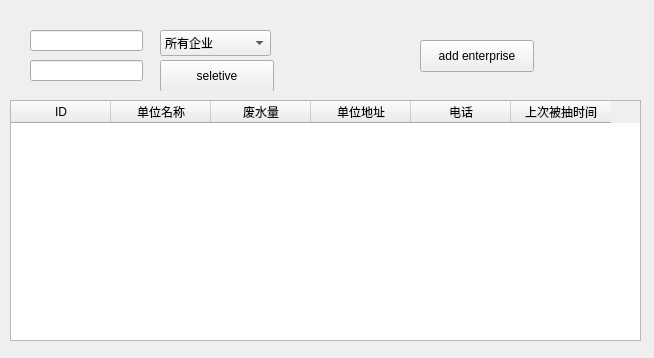
The window that mainwindow.ui (3642214/selective) describes before a commit, drawn with Qt 5.
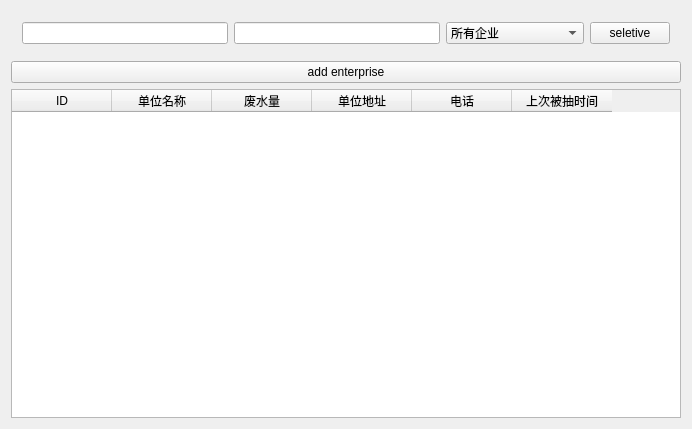
The same window after the commit.

```diff
--- a/mainwindow.ui
+++ b/mainwindow.ui
@@ -6,65 +6,26 @@
    <rect>
     <x>0</x>
     <y>0</y>
-    <width>654</width>
-    <height>358</height>
+    <width>692</width>
+    <height>429</height>
    </rect>
   </property>
   <property name="windowTitle">
    <string>MainWindow</string>
   </property>
   <widget class="QWidget" name="centralWidget">
+   <layout class="QVBoxLayout" name="verticalLayout">
+    <item>
    <widget class="QWidget" name="widget" native="true">
-    <property name="geometry">
-     <rect>
-      <x>20</x>
-      <y>10</y>
-      <width>301</width>
-      <height>81</height>
-     </rect>
-    </property>
-    <widget class="QLineEdit" name="lineEdit">
-     <property name="geometry">
-      <rect>
-       <x>10</x>
-       <y>20</y>
-       <width>113</width>
-       <height>21</height>
-      </rect>
-     </property>
-    </widget>
-    <widget class="QLineEdit" name="lineEdit_2">
-     <property name="geometry">
-      <rect>
-       <x>10</x>
-       <y>50</y>
-       <width>113</width>
-       <height>21</height>
-      </rect>
-     </property>
-    </widget>
-    <widget class="QPushButton" name="pushButton">
-     <property name="geometry">
-      <rect>
-       <x>140</x>
-       <y>50</y>
-       <width>114</width>
-       <height>32</height>
-      </rect>
-     </property>
-     <property name="text">
-      <string>seletive</string>
-     </property>
-    </widget>
+      <layout class="QHBoxLayout" name="horizontalLayout">
+       <item>
+        <widget class="QLineEdit" name="lineEdit_2"/>
+       </item>
+       <item>
+        <widget class="QLineEdit" name="lineEdit"/>
+       </item>
+       <item>
     <widget class="QComboBox" name="comboBox">
-     <property name="geometry">
-      <rect>
-       <x>140</x>
-       <y>20</y>
-       <width>111</width>
-       <height>26</height>
-      </rect>
-     </property>
      <item>
       <property name="text">
        <string>所有企业</string>
@@ -76,16 +37,26 @@
       </property>
      </item>
     </widget>
-   </widget>
+       </item>
+       <item>
+        <widget class="QPushButton" name="pushButton">
+         <property name="text">
+          <string>seletive</string>
+         </property>
+        </widget>
+       </item>
+      </layout>
+     </widget>
+    </item>
+    <item>
+     <widget class="QPushButton" name="addEnterprise">
+      <property name="text">
+       <string>add enterprise</string>
+      </property>
+     </widget>
+    </item>
+    <item>
    <widget class="QTableWidget" name="tableWidget">
-    <property name="geometry">
-     <rect>
-      <x>10</x>
-      <y>100</y>
-      <width>631</width>
-      <height>241</height>
-     </rect>
-    </property>
     <column>
      <property name="text">
       <string>ID</string>
@@ -117,19 +88,8 @@
      </property>
     </column>
    </widget>
-   <widget class="QPushButton" name="addEnterprise">
-    <property name="geometry">
-     <rect>
-      <x>420</x>
-      <y>40</y>
-      <width>114</width>
-      <height>32</height>
-     </rect>
-    </property>
-    <property name="text">
-     <string>add enterprise</string>
-    </property>
-   </widget>
+    </item>
+   </layout>
   </widget>
  </widget>
  <layoutdefault spacing="6" margin="11"/>
```
Left out of the diff: 2 changed lines with no effect on the pictures. Lines whose indentation alone changed are shown as unchanged.
